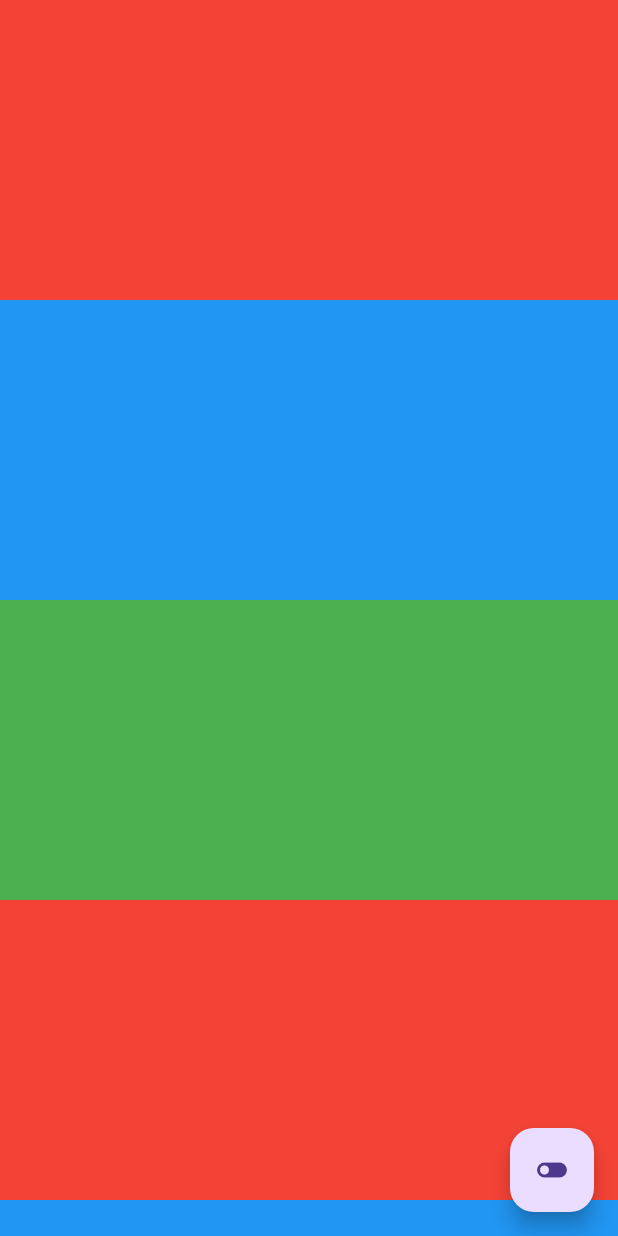
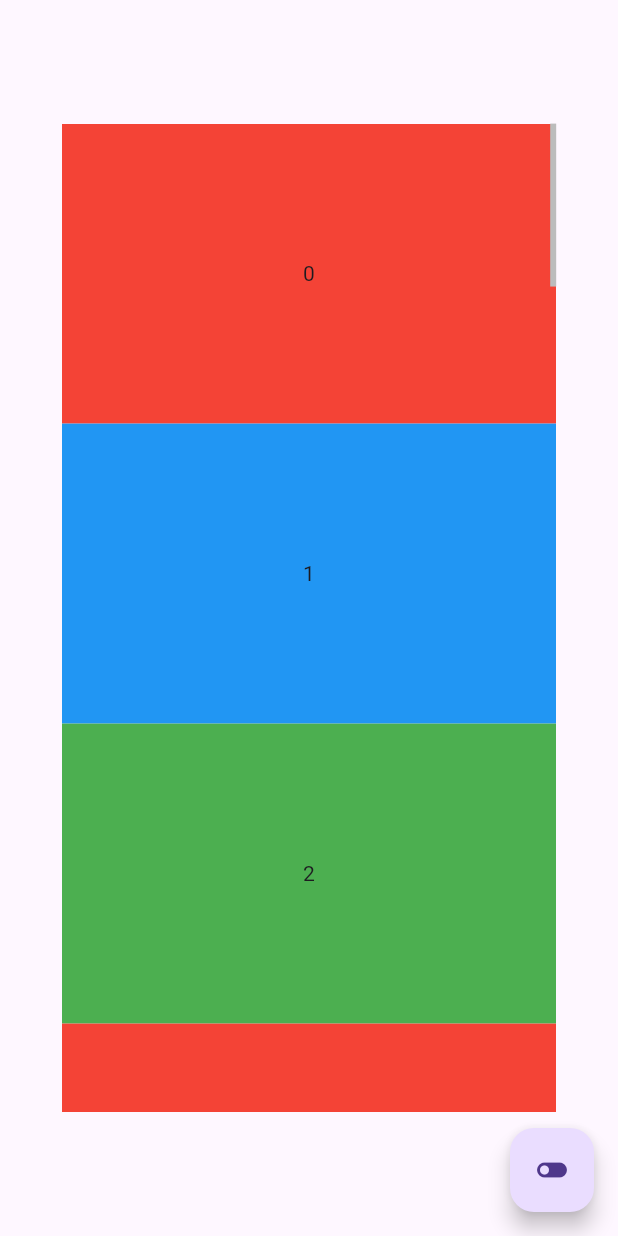
Before and after one commit to dridino/smooth_list_view, a Flutter app: the screen it shows after launch, on a phone screen of 412 x 824 dp. Run offline on Flutter 3.47's test engine with Material 3 defaults, Android fonts, the phone set to English and light mode, and no system bars.

```diff
--- a/example/lib/main.dart
+++ b/example/lib/main.dart
@@ -16,6 +16,19 @@ class MyApp extends StatefulWidget {
 
 class _MyAppState extends State<MyApp> {
   bool smooth = false;
+  late ScrollController controller;
+
+  @override
+  void initState() {
+    super.initState();
+    controller = ScrollController();
+  }
+
+  @override
+  void dispose() {
+    controller.dispose();
+    super.dispose();
+  }
 
   @override
   Widget build(BuildContext context) {
@@ -23,14 +36,31 @@ class _MyAppState extends State<MyApp> {
       showPerformanceOverlay: false,
       debugShowCheckedModeBanner: false,
       home: Scaffold(
-        body: SmoothListView.builder(
+        body: LayoutBuilder(
+          builder: (BuildContext context, BoxConstraints constraints) {
+            return Center(
+              child: SizedBox(
+                width: constraints.maxWidth * 0.8,
+                height: constraints.maxHeight * 0.8,
+                child: Scrollbar(
+                  controller: controller,
+                  thumbVisibility: true,
+                  child: SmoothListView.builder(
                     smoothScroll: smooth,
                     duration: const Duration(milliseconds: 200),
+                    controller: controller,
+                    itemCount: 20,
                     itemBuilder: (ctx, idx) {
                       return Container(
                         height: 200,
                         width: 200,
                         color: colorList[idx % colorList.length],
+                        child: Center(child: Text("$idx")),
+                      );
+                    },
+                  ),
+                ),
+              ),
             );
           },
         ),
@@ -46,3 +76,16 @@ class _MyAppState extends State<MyApp> {
     );
   }
 }
+
+class NoScrollBehavior extends ScrollBehavior {
+  @override
+  Widget buildScrollbar(
+      BuildContext context, Widget child, ScrollableDetails details) {
+    return child;
+  }
+
+  @override
+  ScrollPhysics getScrollPhysics(BuildContext context) {
+    return const BouncingScrollPhysics(); // Disable scrolling physics
+  }
+}
--- a/lib/smooth_list_view.dart
+++ b/lib/smooth_list_view.dart
@@ -407,6 +407,10 @@ class _SmoothListViewBuilderState extends State<_SmoothListViewBuilder> {
     });
   }
 
+  Widget wrapAbsorbPointer({required bool pred, required Widget child}) {
+    return pred ? AbsorbPointer(child: child) : child;
+  }
+
   @override
   Widget build(BuildContext context) {
     if (widget.shouldScroll &&
@@ -462,6 +466,8 @@ class _SmoothListViewBuilderState extends State<_SmoothListViewBuilder> {
             }
           }
         },
+        child: wrapAbsorbPointer(
+          pred: widget.smoothScroll || !widget.shouldScroll,
           child: ListView.builder(
             addAutomaticKeepAlives: widget.addAutomaticKeepAlives,
             addRepaintBoundaries: widget.addRepaintBoundaries,
@@ -476,9 +482,7 @@ class _SmoothListViewBuilderState extends State<_SmoothListViewBuilder> {
             itemExtent: widget.itemExtent,
             keyboardDismissBehavior: widget.keyboardDismissBehavior,
             padding: widget.padding,
-          physics: widget.smoothScroll || !widget.shouldScroll
-              ? const NeverScrollableScrollPhysics()
-              : widget.physics,
+            physics: widget.physics,
             primary: widget.primary,
             prototypeItem: widget.prototypeItem,
             restorationId: widget.restorationId,
@@ -486,6 +490,7 @@ class _SmoothListViewBuilderState extends State<_SmoothListViewBuilder> {
             scrollDirection: widget.scrollDirection,
             semanticChildCount: widget.semanticChildCount,
             shrinkWrap: widget.shrinkWrap,
+          ),
         ),
       ),
     );
@@ -581,6 +586,10 @@ class _SmoothListViewSeparatedState extends State<_SmoothListViewSeparated> {
     });
   }
 
+  Widget wrapAbsorbPointer({required bool pred, required Widget child}) {
+    return pred ? AbsorbPointer(child: child) : child;
+  }
+
   @override
   Widget build(BuildContext context) {
     if (widget.shouldScroll &&
@@ -635,6 +644,8 @@ class _SmoothListViewSeparatedState extends State<_SmoothListViewSeparated> {
             }
           }
         },
+        child: wrapAbsorbPointer(
+          pred: widget.smoothScroll || !widget.shouldScroll,
           child: ListView.separated(
             addAutomaticKeepAlives: widget.addAutomaticKeepAlives,
             addRepaintBoundaries: widget.addRepaintBoundaries,
@@ -648,15 +659,14 @@ class _SmoothListViewSeparatedState extends State<_SmoothListViewSeparated> {
             itemCount: widget.itemCount,
             keyboardDismissBehavior: widget.keyboardDismissBehavior,
             padding: widget.padding,
-          physics: widget.smoothScroll || !widget.shouldScroll
-              ? const NeverScrollableScrollPhysics()
-              : widget.physics,
+            physics: widget.physics,
             primary: widget.primary,
             restorationId: widget.restorationId,
             reverse: widget.reverse,
             scrollDirection: widget.scrollDirection,
             separatorBuilder: widget.separatorBuilder,
             shrinkWrap: widget.shrinkWrap,
+          ),
         ),
       ),
     );
@@ -745,6 +755,10 @@ class _SmoothListViewItemsState extends State<_SmoothListViewItems> {
     });
   }
 
+  Widget wrapAbsorbPointer({required bool pred, required Widget child}) {
+    return pred ? AbsorbPointer(child: child) : child;
+  }
+
   @override
   Widget build(BuildContext context) {
     if (widget.shouldScroll &&
@@ -799,6 +813,8 @@ class _SmoothListViewItemsState extends State<_SmoothListViewItems> {
             }
           }
         },
+        child: wrapAbsorbPointer(
+          pred: widget.smoothScroll || !widget.shouldScroll,
           child: ListView(
             addAutomaticKeepAlives: widget.addAutomaticKeepAlives,
             addRepaintBoundaries: widget.addRepaintBoundaries,
@@ -810,9 +826,7 @@ class _SmoothListViewItemsState extends State<_SmoothListViewItems> {
             itemExtent: widget.itemExtent,
             keyboardDismissBehavior: widget.keyboardDismissBehavior,
             padding: widget.padding,
-          physics: widget.smoothScroll || !widget.shouldScroll
-              ? const NeverScrollableScrollPhysics()
-              : widget.physics,
+            physics: widget.physics,
             primary: widget.primary,
             prototypeItem: widget.prototypeItem,
             restorationId: widget.restorationId,
@@ -821,6 +835,7 @@ class _SmoothListViewItemsState extends State<_SmoothListViewItems> {
             semanticChildCount: widget.semanticChildCount,
             shrinkWrap: widget.shrinkWrap,
             children: widget.children,
+          ),
         ),
       ),
     );
@@ -903,6 +918,10 @@ class _SmoothListViewCustomState extends State<_SmoothListViewCustom> {
     });
   }
 
+  Widget wrapAbsorbPointer({required bool pred, required Widget child}) {
+    return pred ? AbsorbPointer(child: child) : child;
+  }
+
   @override
   Widget build(BuildContext context) {
     if (widget.shouldScroll &&
@@ -957,6 +976,8 @@ class _SmoothListViewCustomState extends State<_SmoothListViewCustom> {
             }
           }
         },
+        child: wrapAbsorbPointer(
+          pred: widget.smoothScroll || !widget.shouldScroll,
           child: ListView.custom(
             cacheExtent: widget.cacheExtent,
             childrenDelegate: widget.childrenDelegate,
@@ -966,9 +987,7 @@ class _SmoothListViewCustomState extends State<_SmoothListViewCustom> {
             itemExtent: widget.itemExtent,
             keyboardDismissBehavior: widget.keyboardDismissBehavior,
             padding: widget.padding,
-          physics: widget.smoothScroll || !widget.shouldScroll
-              ? const NeverScrollableScrollPhysics()
-              : widget.physics,
+            physics: widget.physics,
             primary: widget.primary,
             prototypeItem: widget.prototypeItem,
             restorationId: widget.restorationId,
@@ -978,6 +997,7 @@ class _SmoothListViewCustomState extends State<_SmoothListViewCustom> {
             shrinkWrap: widget.shrinkWrap,
           ),
         ),
+      ),
     );
   }
 }
--- a/pubspec.yaml
+++ b/pubspec.yaml
@@ -1,6 +1,6 @@
 name: smooth_list_view
 description: ListView constructors that implement smooth scrolling when using a mouse and scrolling with arrow keys.
-version: 1.0.5
+version: 1.0.6
 repository: https://github.com/dridino/smooth_list_view
 issue_tracker: https://github.com/dridino/smooth_list_view/issues
 
```
Also changed, not shown: example/pubspec.lock, 1 other file. Lines whose indentation alone changed are shown as unchanged.
